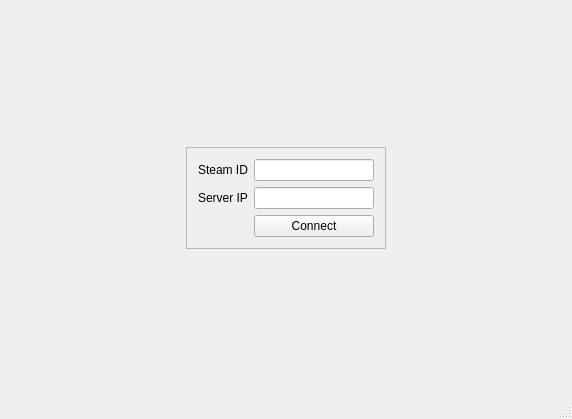
Old version of the form GUI QT/SoundData/login_window.ui in the repository SoundData/Gui.
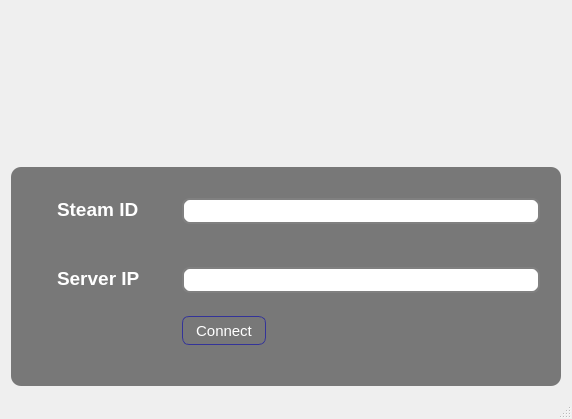
New version of the form. Icons and pictures are not drawn.

What changed in the file:
```diff
--- a/GUI QT/SoundData/login_window.ui
+++ b/GUI QT/SoundData/login_window.ui
@@ -12,7 +12,7 @@
   </property>
   <property name="minimumSize">
    <size>
-    <width>480</width>
+    <width>550</width>
     <height>270</height>
    </size>
   </property>
@@ -25,14 +25,76 @@
   <property name="windowTitle">
    <string>Login_window</string>
   </property>
+  <property name="styleSheet">
+   <string notr="true">#Login_window 
+{
+	background-image: url(:/images/images/background-music-1200-750.png);
+	width: 450px;
+    height: 720px;
+	min-width: 550px; 
+}
+
+#logInFrame 
+{
+	background-color: rgba(0, 0, 0, 0.5);
+	border-radius: 10px;
+	min-width: 450px;
+  	min-height: 200px; 
+}
+
+QLineEdit
+ {
+	padding: 3px; 
+	margin-top: 20px;
+	margin-right: 10px; 
+	border-style: solid;
+	border: 2px solid gray;
+	border-radius: 8px;
+}
+
+QPushButton 
+{
+	color: white;
+	background-color: QLinearGradient( x1: 0, y1: 0, x2: 0, y2: 1, stop: 0 #88d, 	stop: 0.1 #99e, stop: 0.49 #77c, stop: 0.5 #66b, stop: 1 #77c);
+	border-width: 1px;
+	border-color: #339;
+	border-style: solid;
+	border-radius: 7;
+	padding: 5px;
+	font-size: 15px;
+	padding-left: 5px;
+	padding-right: 5px;
+	min-width: 72px;
+	max-width: 72px; 
+	min-height: 17px;
+	max-height: 17px;
+}
+
+QLabel 
+{
+	font-weight: bold;
+	padding: 20px 30px;
+	font-size:19px;
+	color:white; 
+}
+
+#widget
+{
+	image: url(:/images/images/title_game.png);
+	max-width: 550px;
+    max-height: 150px;
+	min-width: 550px; 
+	min-height: 150px; 
+}</string>
+  </property>
   <widget class="QWidget" name="centralWidget">
    <layout class="QGridLayout" name="gridLayout">
-    <item row="0" column="0" alignment="Qt::AlignHCenter|Qt::AlignVCenter">
+    <item row="1" column="0">
      <widget class="QFrame" name="logInFrame">
       <property name="minimumSize">
        <size>
-        <width>200</width>
-        <height>100</height>
+        <width>450</width>
+        <height>200</height>
        </size>
       </property>
       <property name="maximumSize">
@@ -85,6 +147,9 @@
       </layout>
      </widget>
     </item>
+    <item row="0" column="0">
+     <widget class="QWidget" name="widget" native="true"/>
+    </item>
    </layout>
   </widget>
   <widget class="QStatusBar" name="statusBar"/>
```
